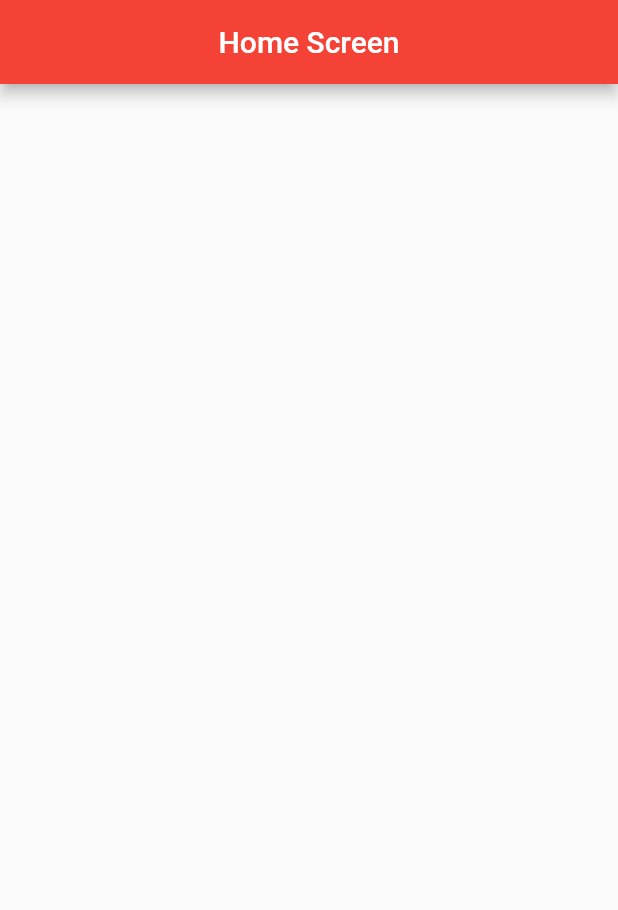
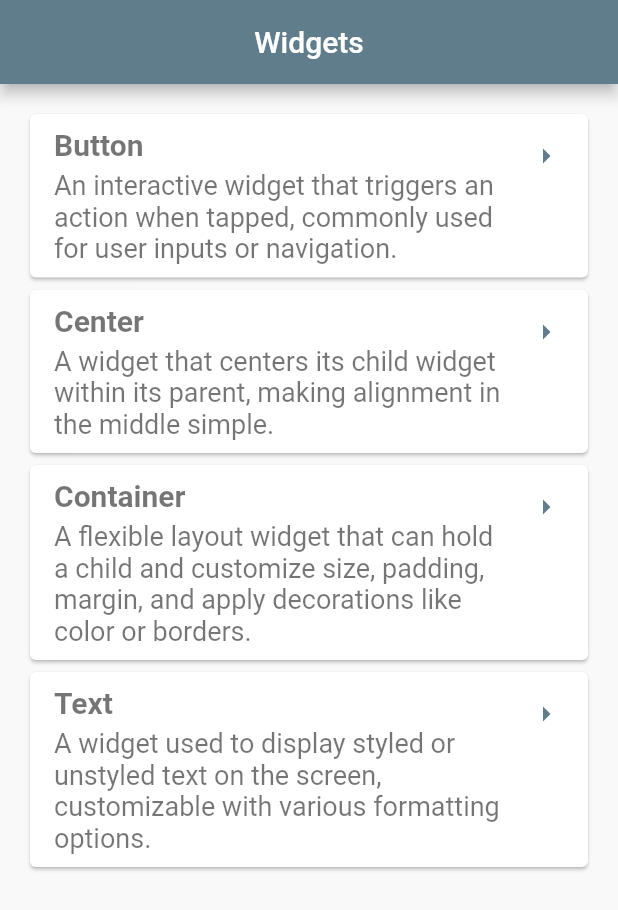
Before and after one commit to BishalTamangDev/flutter_all_concepts, a Flutter app: the screen it shows after launch, on a phone screen of 412 x 824 dp. Shown: the top 910 px of the screen. Run offline on Flutter 3.47's test engine with Material 3 defaults, Android fonts, the phone set to English and light mode, and no system bars.

Commit message:
widgets: text, button, center & container

```diff
--- a/lib/main.dart
+++ b/lib/main.dart
@@ -1,20 +1,35 @@
+import 'package:all_concepts/screens/center_screen.dart';
+import 'package:all_concepts/screens/container_screen.dart';
+import 'package:all_concepts/screens/button_screen.dart';
+import 'package:all_concepts/screens/text_screen.dart';
+import 'package:all_concepts/variables/variables.dart';
 import 'package:flutter/material.dart';
 
-void main(){
+void main() {
   runApp(const AllConceptApp());
 }
 
 class AllConceptApp extends StatelessWidget {
-  const AllConceptApp ({super.key});
+  const AllConceptApp({super.key});
 
   @override
-  Widget build (BuildContext context) {
+  Widget build(BuildContext context) {
     return MaterialApp(
       title: 'All Concept Application',
       debugShowCheckedModeBanner: false,
       theme: ThemeData(
-          primarySwatch: Colors.red,
+        primarySwatch: Colors.blueGrey,
         useMaterial3: false,
+        textTheme: const TextTheme(
+          headlineLarge: TextStyle(
+            fontWeight: FontWeight.bold,
+            fontSize: 20,
+          ),
+          bodyMedium: TextStyle(
+            fontSize: 18,
+            color: Colors.black54,
+          ),
+        ),
       ),
       home: const HomeScreen(),
     );
@@ -26,10 +41,116 @@ class HomeScreen extends StatelessWidget {
 
   @override
   Widget build(BuildContext context) {
+    List listWidget = [
+      {
+        'title': 'button',
+        'short_description':
+            'An interactive widget that triggers an action when tapped, commonly used for user inputs or navigation.',
+        'description':
+            'A button widget (e.g., ElevatedButton, TextButton, OutlinedButton) is an interactive component that triggers an action when tapped. Buttons are typically used for user input, such as submitting forms, navigating between screens, or initiating events. They are highly customizable in terms of color, shape, and behavior, providing essential interactivity in the app’s user interface.',
+      },
+      {
+        'title': 'center',
+        'short_description':
+            'A widget that centers its child widget within its parent, making alignment in the middle simple.',
+        'description':
+            'Designed to center its child widget within its parent. It takes a single child and places it in the middle of the available space, making it ideal for aligning elements like text, images, or buttons at the center of the screen or a container. It simplifies positioning without needing complex alignment calculations',
+      },
+      {
+        'title': 'container',
+        'short_description':
+            'A flexible layout widget that can hold a child and customize size, padding, margin, and apply decorations like color or borders.',
+        'description':
+            'Flexible widget used for layout and styling. It can hold a single child and allows you to control properties like width, height, padding, margin, and alignment. Additionally, you can apply decorations such as colors, borders, or shadows, making it useful for building complex layouts and custom UI designs.',
+      },
+      {
+        'title': 'text',
+        'short_description':
+            'A widget used to display styled or unstyled text on the screen, customizable with various formatting options.',
+        'description':
+            'Used to display a string of text on the screen. You can customize its appearance with various styling options like font size, color, weight, and alignment. It’s commonly used to show static or dynamic content in your app, such as labels, messages, or headings, and plays a crucial role in UI design.',
+      },
+    ];
     return Scaffold(
       appBar: AppBar(
         centerTitle: true,
-        title: const Text("Home Screen"),
+        title: const Text("Widgets"),
+      ),
+      body: Container(
+        color: Variables.getBgColor(),
+        child: Padding(
+          padding: const EdgeInsets.all(16.0),
+          child: ListView.builder(
+            itemBuilder: (context, index) {
+              return Card(
+                child: ListTile(
+                  onTap: () {
+                    String screen = listWidget[index]['title'];
+
+                    if (screen == 'container') {
+                      Navigator.push(
+                        context,
+                        MaterialPageRoute(
+                          builder: (context) => ContainerScreen(
+                            description: listWidget[index]['description'],
+                          ),
+                        ),
+                      );
+                    } else if (screen == 'text') {
+                      Navigator.push(
+                        context,
+                        MaterialPageRoute(
+                          builder: (context) => TextScreen(
+                            description: listWidget[index]['description'],
+                          ),
+                        ),
+                      );
+                    } else if (screen == 'button') {
+                      Navigator.push(
+                        context,
+                        MaterialPageRoute(
+                          builder: (context) => ButtonScreen(
+                            description: listWidget[index]['description'],
+                          ),
+                        ),
+                      );
+                    } else if (screen == 'center') {
+                      Navigator.push(
+                        context,
+                        MaterialPageRoute(
+                          builder: (context) => CenterScreen(
+                            description: listWidget[index]['description'],
+                          ),
+                        ),
+                      );
+                    }
+                  },
+                  title: Padding(
+                    padding: const EdgeInsets.only(top: 5.0),
+                    child: Text(
+                      "${listWidget[index]['title'][0].toUpperCase()}${listWidget[index]['title'].substring(1)}",
+                      style: Theme.of(context).textTheme.headlineLarge,
+                    ),
+                  ),
+                  subtitle: Padding(
+                    padding: const EdgeInsets.only(
+                      top: 5.0,
+                      bottom: 5.0,
+                    ),
+                    child: Text(
+                      listWidget[index]['short_description'],
+                    ),
+                  ),
+                  trailing: const Icon(
+                    Icons.arrow_right,
+                    color: Colors.blueGrey,
+                  ),
+                ),
+              );
+            },
+            itemCount: listWidget.length,
+          ),
+        ),
       ),
     );
   }
--- /dev/null
+++ b/lib/screens/button_screen.dart
@@ -0,0 +1,178 @@
+import 'package:all_concepts/variables/variables.dart';
+import 'package:flutter/material.dart';
+
+class ButtonScreen extends StatefulWidget {
+  const ButtonScreen({super.key, this.description = 'Empty!'});
+
+  final String description;
+
+  @override
+  State<ButtonScreen> createState() => _ButtonScreenState();
+}
+
+class _ButtonScreenState extends State<ButtonScreen> {
+  int textButtonPressCount = 0;
+  int outlinedButtonPressCount = 0;
+  int elevatedButtonPressCount = 0;
+
+  // functions
+  void pressTextButton() {
+    setState(() {
+      textButtonPressCount++;
+    });
+  }
+
+  void pressElevatedButton() {
+    setState(() {
+      elevatedButtonPressCount++;
+    });
+  }
+
+  void pressOutlinedButton() {
+    setState(() {
+      outlinedButtonPressCount++;
+    });
+  }
+
+  void resetCount() {
+    setState(() {
+      textButtonPressCount = 0;
+      outlinedButtonPressCount = 0;
+      elevatedButtonPressCount = 0;
+    });
+  }
+
+  @override
+  Widget build(BuildContext context) {
+    return Scaffold(
+      appBar: AppBar(
+        title: const Text("Button"),
+        centerTitle: true,
+      ),
+      body: SizedBox(
+        width: double.infinity,
+        child: Column(
+          crossAxisAlignment: CrossAxisAlignment.center,
+          children: [
+            Padding(
+              padding: Variables.getPadding(),
+              child: Text(widget.description),
+            ),
+
+            // text button
+            const SizedBox(
+              height: 10.0,
+            ),
+
+            // text button
+            SizedBox(
+              width: double.infinity,
+              child: Card(
+                child: Column(
+                  children: [
+                    Padding(
+                      padding: Variables.getPadding(),
+                      child: Column(
+                        children: [
+                          Text(
+                              "Text button press count : $textButtonPressCount"),
+                          const SizedBox(
+                            height: 10.0,
+                          ),
+                          TextButton(
+                            onPressed: () {
+                              pressTextButton();
+                            },
+                            child: const Text("Text Button"),
+                          ),
+                        ],
+                      ),
+                    ),
+                  ],
+                ),
+              ),
+            ),
+            const SizedBox(
+              height: 10.0,
+            ),
+
+            // elevated buttons
+            SizedBox(
+              width: double.infinity,
+              child: Card(
+                child: Column(
+                  children: [
+                    Padding(
+                      padding: Variables.getPadding(),
+                      child: Column(
+                        children: [
+                          Text(
+                              "Outlined button press count : $outlinedButtonPressCount"),
+                          const SizedBox(
+                            height: 10.0,
+                          ),
+                          OutlinedButton(
+                            onPressed: () {
+                              pressOutlinedButton();
+                            },
+                            child: const Text("Outlined Button"),
+                          ),
+                        ],
+                      ),
+                    ),
+                  ],
+                ),
+              ),
+            ),
+
+            const SizedBox(
+              height: 10.0,
+            ),
+
+            SizedBox(
+              width: double.infinity,
+              child: Card(
+                child: Padding(
+                  padding: Variables.getPadding(),
+                  child: Column(
+                    children: [
+                      Text(
+                          "Elevated button press count : $elevatedButtonPressCount"),
+                      const SizedBox(
+                        height: 10.0,
+                      ),
+                      ElevatedButton(
+                        onPressed: () {
+                          pressElevatedButton();
+                        },
+                        child: const Text("Elevated Button"),
+                      ),
+                    ],
+                  ),
+                ),
+              ),
+            ),
+
+            // reset counting
+            const SizedBox(
+              height: 10.0,
+            ),
+            SizedBox(
+              width: double.infinity,
+              height: 40,
+              child: Padding(
+                padding: Variables.getLeftRightPadding(),
+                child: ElevatedButton(
+                  onPressed: () {
+                    resetCount();
+                  },
+                  child: const Text("Reset Count"),
+                ),
+              ),
+            ),
+          ],
+        ),
+      ),
+    );
+  }
+}
--- /dev/null
+++ b/lib/screens/center_screen.dart
@@ -0,0 +1,48 @@
+import 'package:flutter/material.dart';
+
+import '../variables/variables.dart';
+
+class CenterScreen extends StatelessWidget {
+  const CenterScreen({super.key, this.description = 'Empty!'});
+
+  final String description;
+
+  @override
+  Widget build(BuildContext context) {
+    return Scaffold(
+      appBar: AppBar(
+        title: const Text("Center"),
+        centerTitle: true,
+      ),
+      body: Column(
+        children: [
+          Padding(
+            padding: Variables.getPadding(),
+            child: Text(description),
+          ),
+          Container(
+            height: 300,
+            width: 300,
+            color: Colors.grey.shade300,
+            child: Center(
+              child: Column(
+                mainAxisAlignment: MainAxisAlignment.center,
+                children: [
+                  Container(
+                    width: 120,
+                    height: 120,
+                    color: Colors.grey.shade400,
+                  ),
+                  const SizedBox(
+                    height: 10,
+                  ),
+                  const Text("Inner Center Container"),
+                ],
+              ),
+            ),
+          ),
+        ],
+      ),
+    );
+  }
+}
--- /dev/null
+++ b/lib/screens/container_screen.dart
@@ -0,0 +1,137 @@
+import 'package:all_concepts/variables/variables.dart';
+import 'package:flutter/material.dart';
+
+class ContainerScreen extends StatelessWidget {
+  const ContainerScreen({super.key, this.description = 'Empty!'});
+
+  final String description;
+
+  @override
+  Widget build(BuildContext context) {
+    return Scaffold(
+      appBar: AppBar(
+        title: const Text("Container"),
+        centerTitle: true,
+      ),
+      body: SingleChildScrollView(
+        child: Padding(
+          padding: Variables.getPadding(),
+          child: Column(
+            crossAxisAlignment: CrossAxisAlignment.start,
+            children: [
+              Text(description),
+              const SizedBox(
+                height: 10,
+              ),
+              Container(
+                width: 100,
+                height: 100,
+                color: Colors.grey.shade200,
+              ),
+              const SizedBox(
+                height: 10,
+              ),
+              const Text('Simple Container: height: 100. width: 100'),
+              const SizedBox(
+                height: 10,
+              ),
+              Container(
+                width: double.infinity,
+                height: 100,
+                color: Colors.grey.shade300,
+              ),
+              const SizedBox(
+                height: 10,
+              ),
+              const Text('Container width full width'),
+              const Text('width : double.infinity'),
+              const SizedBox(
+                height: 10,
+              ),
+              Container(
+                width: double.infinity,
+                height: 100,
+                decoration: BoxDecoration(
+                  color: Colors.grey,
+                  borderRadius: BorderRadius.circular(8.0),
+                ),
+              ),
+              const SizedBox(
+                height: 10,
+              ),
+              const Text("borderRadius:BorderRadius.circular(8.0)"),
+              const SizedBox(
+                height: 10,
+              ),
+              Container(
+                width: double.infinity,
+                height: 100,
+                decoration: const BoxDecoration(
+                  color: Colors.grey,
+                  borderRadius: BorderRadius.only(
+                    topLeft: Radius.circular(16.0),
+                  ),
+                ),
+              ),
+              const SizedBox(
+                height: 10,
+              ),
+              const Text(
+                  "borderRadius:BorderRadius.only(\ntopLeft: Radius.circular(8.0))"),
+              const SizedBox(
+                height: 10,
+              ),
+              Container(
+                width: double.infinity,
+                height: 100,
+                decoration: BoxDecoration(
+                  color: Colors.grey.shade100,
+                  border: Border.all(
+                    width: 1,
+                    color: Colors.grey,
+                  ),
+                ),
+              ),
+              const SizedBox(
+                height: 10,
+              ),
+              const Text("border: Border.all(width: 1)"),
+              const SizedBox(
+                height: 10,
+              ),
+              Container(
+                width: double.infinity,
+                height: 100,
+                decoration: BoxDecoration(
+                  color: Colors.grey.shade100,
+                  boxShadow: [
+                    BoxShadow(blurRadius: 5, color: Colors.grey.shade400)
+                  ],
+                ),
+              ),
+              const SizedBox(
+                height: 10,
+              ),
+              const Text(
+                  "shadow:BoxShadow[\nBoxShadow(blurRadius:5, color: Colors.grey.shade400)\n]"),
+              const SizedBox(
+                height: 10,
+              ),
+              Container(
+                height: 100,
+                decoration: BoxDecoration(
+                  color: Colors.grey.shade200,
+                  shape: BoxShape.circle,
+                ),
+              ),
+              const Text("shape:BoxShape.circle"),
+              const SizedBox(
+                height: 10,
+              ),
+            ],
+          ),
+        ),
+      ),
+    );
+  }
+}
--- /dev/null
+++ b/lib/screens/text_screen.dart
@@ -0,0 +1,70 @@
+import 'package:all_concepts/variables/variables.dart';
+import 'package:flutter/material.dart';
+
+class TextScreen extends StatelessWidget {
+  const TextScreen({super.key, this.description = 'Empty!'});
+
+  final String description;
+
+  @override
+  Widget build(BuildContext context) {
+    return Scaffold(
+      appBar: AppBar(
+        centerTitle: true,
+        title: const Text("Text"),
+      ),
+      body:  Container(
+        color: Variables.getBgColor(),
+        child: Padding(
+          padding: const EdgeInsets.all(16.0),
+          child: Column(
+            children: [
+              Text(description),
+              const SizedBox(
+                height: 10,
+              ),
+
+              // simple text widget
+              const Card(
+                child: ListTile(
+                  title: Text("The quick brown fox jumps over the lazy dog."),
+                  subtitle: Text("No style added"),
+                ),
+              ),
+              const SizedBox(
+                height: 10,
+              ),
+              // simple text widget
+              const Card(
+                child: ListTile(
+                  title: Text(
+                    "The quick brown fox jumps over the lazy dog.",
+                    style: TextStyle(
+                      color: Colors.green,
+                      fontWeight: FontWeight.w600,
+                      fontStyle: FontStyle.italic
+                    ),
+                  ),
+                  subtitle: Text("Text style"),
+                ),
+              ),
+              const SizedBox(
+                height: 10,
+              ),
+              // simple text widget
+              Card(
+                child: ListTile(
+                  title: Text(
+                    "The quick brown fox jumps over the lazy dog.",
+                    style: Theme.of(context).textTheme.headlineLarge,
+                  ),
+                  subtitle: const Text("Text Theme"),
+                ),
+              ),
+            ],
+          ),
+        ),
+      ),
+    );
+  }
+}
--- /dev/null
+++ b/lib/variables/variables.dart
@@ -0,0 +1,18 @@
+import 'package:flutter/material.dart';
+
+class Variables {
+  static Color getBgColor() => const Color.fromARGB(1, 0, 0, 0);
+
+  static EdgeInsets getTopLeftRightPadding() => const EdgeInsets.only(
+        top: 16.0,
+        left: 16.0,
+        right: 16.0,
+      );
+
+  static EdgeInsets getLeftRightPadding() => const EdgeInsets.only(
+        left: 16.0,
+        right: 16.0,
+      );
+
+  static EdgeInsets getPadding() => const EdgeInsets.all(16.0);
+}
```
Lines whose indentation alone changed are shown as unchanged.
